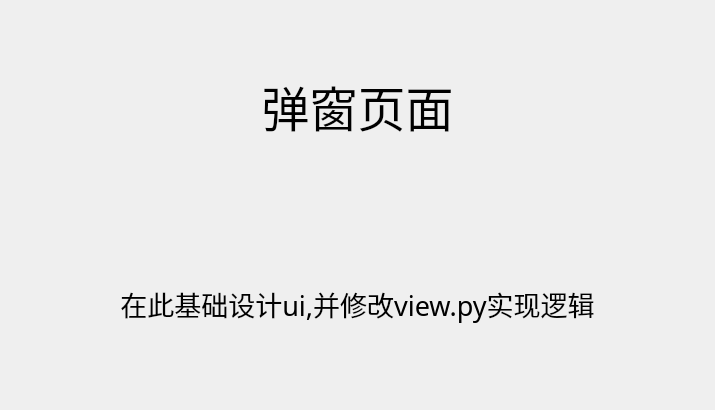
The window that view/template_pop/view.ui (lhyn81note/xyz) describes before a commit, drawn with Qt 5.
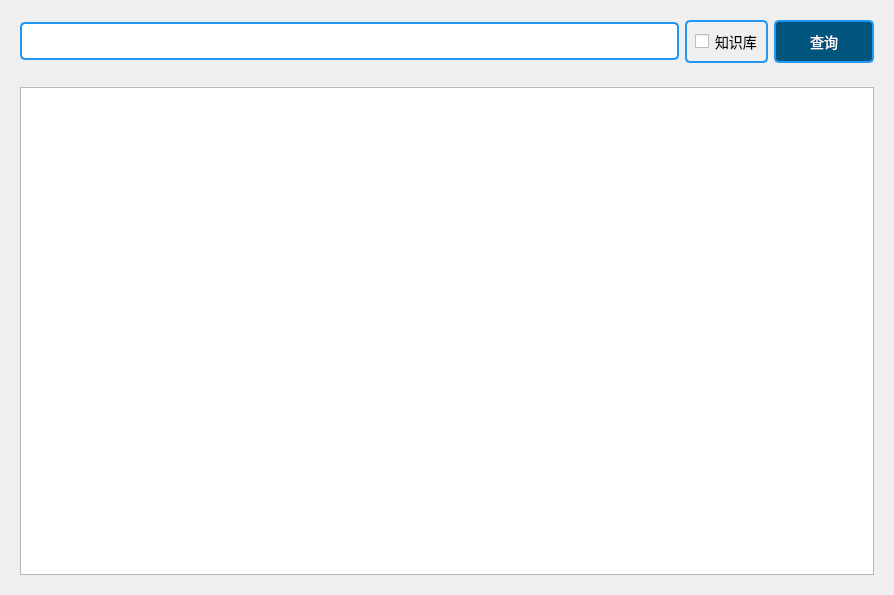
The same window after the commit.

```diff
--- a/view/template_pop/view.ui
+++ b/view/template_pop/view.ui
@@ -6,44 +6,84 @@
    <rect>
     <x>0</x>
     <y>0</y>
-    <width>715</width>
-    <height>410</height>
+    <width>894</width>
+    <height>595</height>
    </rect>
   </property>
   <property name="windowTitle">
    <string>Form</string>
   </property>
-  <layout class="QVBoxLayout" name="verticalLayout">
+  <property name="styleSheet">
+   <string notr="true">            QLineEdit {
+                border: 2px solid #2196F3;
+                border-radius: 5px;
+                padding: 8px;
+                font-size: 14px;
+            }
+            QCheckBox{
+                border: 2px solid #2196F3;
+                border-radius: 5px;
+                padding: 8px;
+                font-size: 14px;
+            }
+            QLineEdit:focus {
+                border-color: #64B5F6;
+            }
+            QPushButton {
+                border: 2px solid #2196F3;
+                border-radius: 5px;
+                padding: 8px;
+                font-size: 14px;
+				background-color: rgb(0, 85, 127);
+				color: rgb(255, 255, 255);
+            }</string>
+  </property>
+  <layout class="QVBoxLayout" name="verticalLayout" stretch="0,1">
    <item>
-    <widget class="QLabel" name="label">
-     <property name="font">
-      <font>
-       <family>黑体</family>
-       <pointsize>36</pointsize>
-      </font>
-     </property>
-     <property name="text">
-      <string>弹窗页面</string>
-     </property>
-     <property name="alignment">
-      <set>Qt::AlignCenter</set>
-     </property>
+    <widget class="QWidget" name="widget_2" native="true">
+     <layout class="QHBoxLayout" name="horizontalLayout">
+      <item>
+       <widget class="QLineEdit" name="tb_quest"/>
+      </item>
+      <item>
+       <widget class="QCheckBox" name="ck_manual">
+        <property name="text">
+         <string>知识库</string>
+        </property>
+       </widget>
+      </item>
+      <item>
+       <widget class="QPushButton" name="btn_ask">
+        <property name="sizePolicy">
+         <sizepolicy hsizetype="Minimum" vsizetype="Minimum">
+          <horstretch>0</horstretch>
+          <verstretch>0</verstretch>
+         </sizepolicy>
+        </property>
+        <property name="minimumSize">
+         <size>
+          <width>100</width>
+          <height>0</height>
+         </size>
+        </property>
+        <property name="text">
+         <string>查询</string>
+        </property>
+       </widget>
+      </item>
+     </layout>
     </widget>
    </item>
    <item>
-    <widget class="QLabel" name="label_2">
-     <property name="font">
-      <font>
-       <family>黑体</family>
-       <pointsize>20</pointsize>
-      </font>
+    <widget class="QWidget" name="widget" native="true">
+     <property name="styleSheet">
+      <string notr="true"/>
      </property>
-     <property name="text">
-      <string>在此基础设计ui,并修改view.py实现逻辑</string>
-     </property>
-     <property name="alignment">
-      <set>Qt::AlignCenter</set>
-     </property>
+     <layout class="QVBoxLayout" name="verticalLayout_2">
+      <item>
+       <widget class="QTextBrowser" name="tb_answer"/>
+      </item>
+     </layout>
     </widget>
    </item>
   </layout>
```
